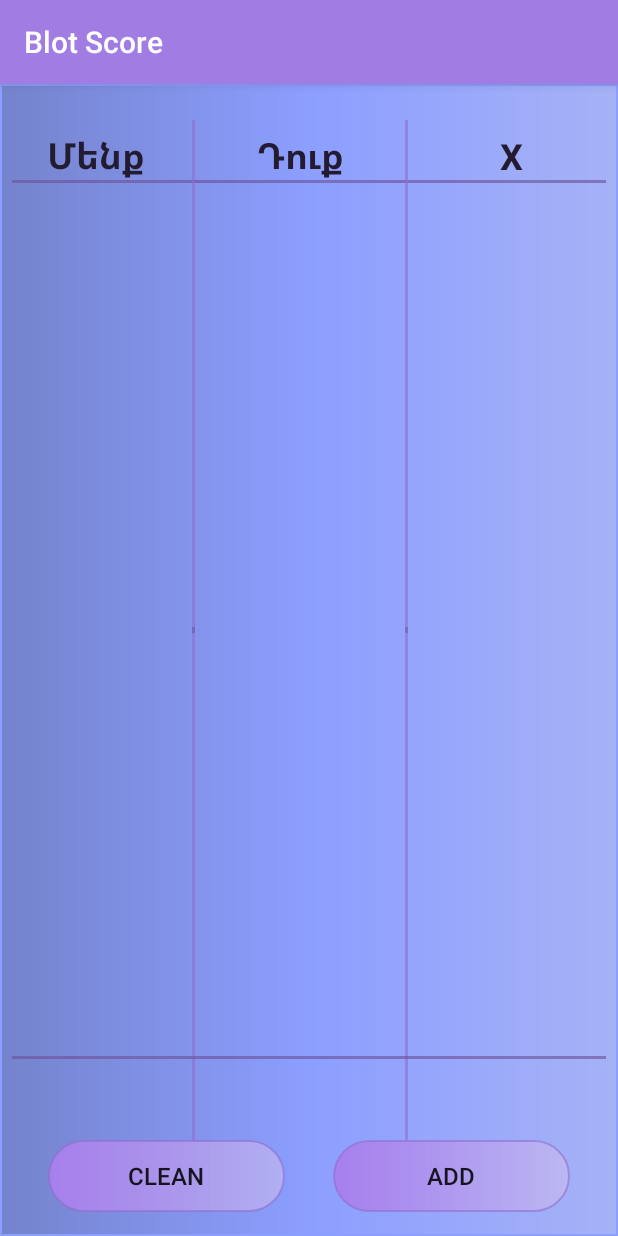
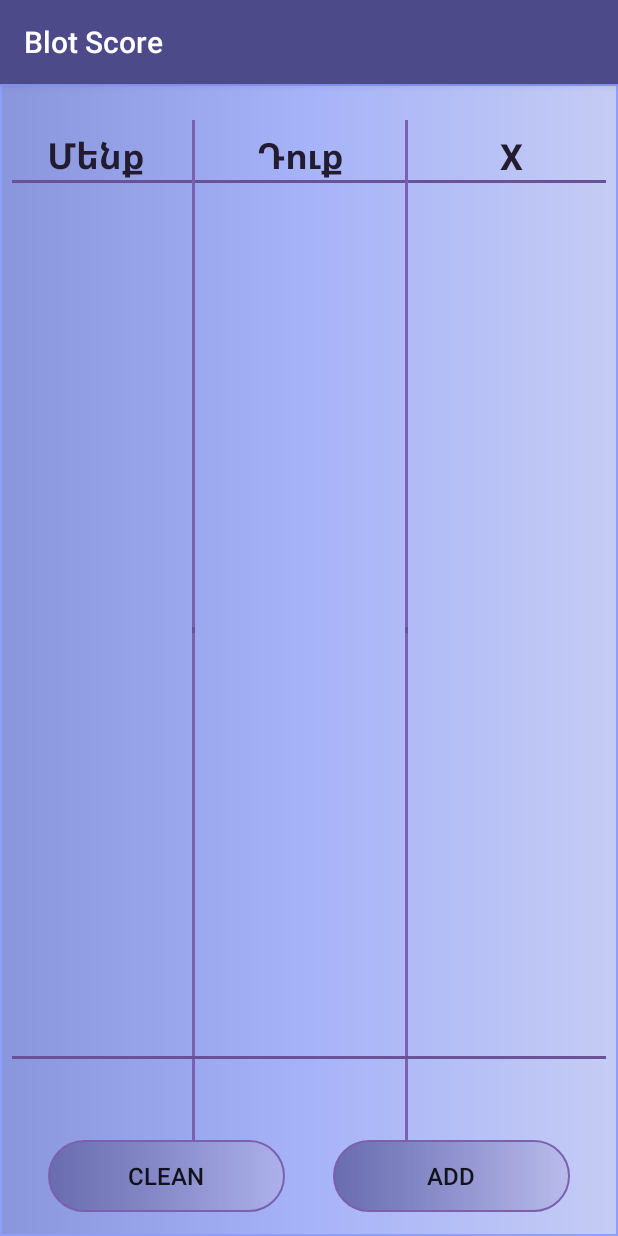
Before and after one commit to jorsah/BelotScore, an Android app: the screen it shows after launch (MainActivity), on a phone screen of 412 x 824 dp. Run offline under Robolectric (Android 15) with nearby library versions, the phone set to English and light mode, and no system bars.

Commit message:
2nd design update

```diff
--- a/app/src/main/res/drawable/background_shape.xml
+++ b/app/src/main/res/drawable/background_shape.xml
@@ -9,7 +9,7 @@
     <solid
         android:color="@color/teal_201"/>
     <gradient
-        android:startColor="#7583CC"
-        android:centerColor="#8C9EFF"
-        android:endColor="#A6B2F6"/>
+        android:startColor="#8A96DC"
+        android:centerColor="#A6B3F8"
+        android:endColor="#C5CCF4"/>
 </shape>
--- a/app/src/main/res/drawable/btn_shape.xml
+++ b/app/src/main/res/drawable/btn_shape.xml
@@ -11,6 +11,7 @@
     <solid
         android:color="#B388FF"/>
     <gradient
-        android:endColor="#92CFBFED"
-        android:startColor="#A77FED"/>
+        android:endColor="#92B4B2E3"
+        android:startColor="#696CAF"/>
+
 </shape>
--- a/app/src/main/res/values-night/themes.xml
+++ b/app/src/main/res/values-night/themes.xml
@@ -2,8 +2,8 @@
     <!-- Base application theme. -->
     <style name="Theme.BlotScore" parent="Theme.AppCompat.Light.DarkActionBar">
         <!-- Primary brand color. -->
-        <item name="colorPrimary">@color/purple_200</item>
-        <item name="colorPrimaryDark">@color/purple_700</item>
+        <item name="colorPrimary">@color/teal_202</item>
+        <item name="colorPrimaryDark">@color/teal_200</item>
         <item name="colorAccent">@color/teal_200</item>
         <!-- Customize your theme here. -->
     </style>
--- a/app/src/main/res/values/colors.xml
+++ b/app/src/main/res/values/colors.xml
@@ -1,9 +1,10 @@
 <?xml version="1.0" encoding="utf-8"?>
 <resources>
-    <color name="purple_200">#927559A6</color>
+    <color name="purple_200">#929872DA</color>
     <color name="purple_500">#FAA17BE4</color>
-    <color name="purple_700">#928F6DCC</color>
-    <color name="teal_200">#362A4D</color>
+    <color name="purple_700">#FA7C5FAF</color>
+    <color name="teal_200">#322A4D</color>
+    <color name="teal_202">#4C4A88</color>
     <color name="teal_201">#8C9EFF</color>
     <color name="teal_700">#B388FF</color>
     <color name="black">#231C30</color>
--- a/app/src/main/res/values/themes.xml
+++ b/app/src/main/res/values/themes.xml
@@ -2,8 +2,8 @@
     <!-- Base application theme. -->
     <style name="Theme.BlotScore" parent="Theme.AppCompat.Light.DarkActionBar">
         <!-- Primary brand color. -->
-        <item name="colorPrimary">@color/purple_500</item>
-        <item name="colorPrimaryDark">@color/purple_700</item>
+        <item name="colorPrimary">@color/teal_202</item>
+        <item name="colorPrimaryDark">@color/teal_200</item>
         <item name="colorAccent">@color/teal_200</item>
         <!-- Customize your theme here. -->
     </style>
```
